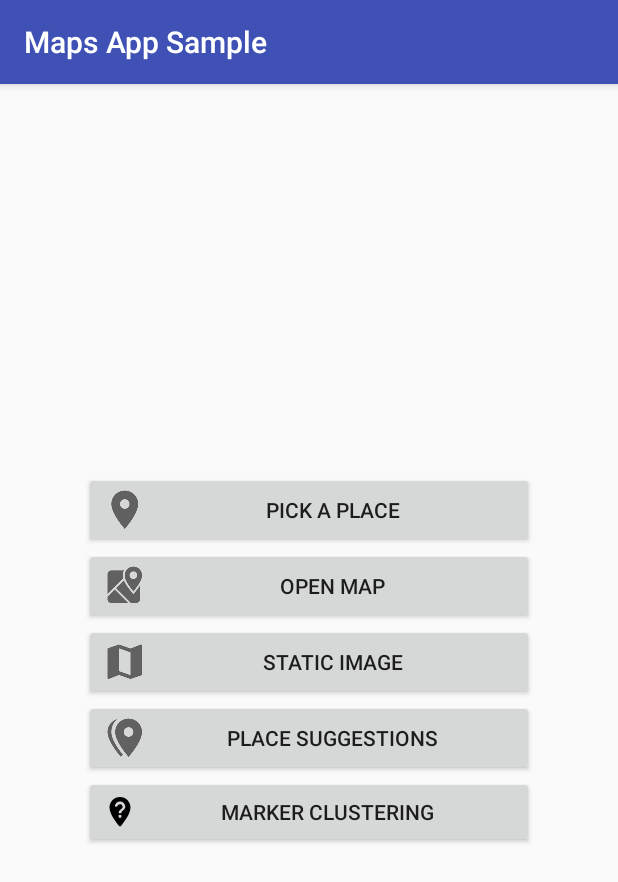
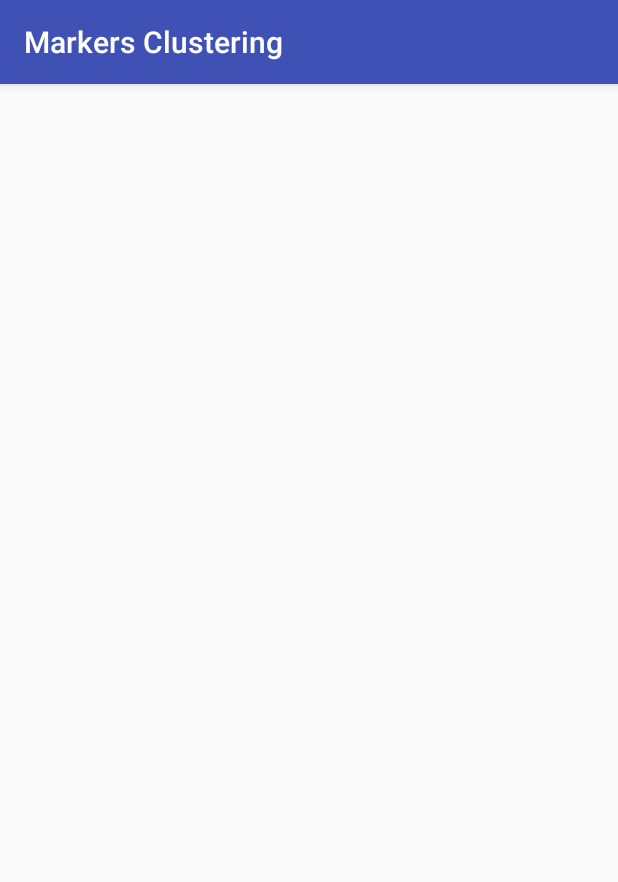
Before and after one commit to MLSDev/MapsAndroidAppSample, an Android app: the screen it shows after launch (MainActivity before the commit, MarkerClusteringActivity after it), after a tap on "MARKER CLUSTERING", on a phone screen of 412 x 824 dp. Shown: the top 882 px of the screen. Run offline under Robolectric (Android 15) with nearby library versions, the phone set to English and light mode, and no system bars; our stand-ins replace data binding; libraries missing offline, so code that uses them is left out: com.tbruyelle.rxpermissions; 1 statement that could not run was skipped.

Commit message:
Added the Marker Clustering activity

```diff
--- a/app/src/main/AndroidManifest.xml
+++ b/app/src/main/AndroidManifest.xml
@@ -43,6 +43,11 @@
             android:name=".placesuggestions.PlaceSuggestionsActivity"
             android:label="@string/title_place_suggestions" />
 
+        <activity
+            android:name=".markerclustering.MarkerClusteringActivity"
+            android:label="@string/label_markers_clustering"
+            android:screenOrientation="portrait" />
+
         <meta-data
             android:name="com.google.android.gms.version"
             android:value="@integer/google_play_services_version" />
--- a/app/src/main/java/com/mlsdev/mapsappsample/MainActivity.kt
+++ b/app/src/main/java/com/mlsdev/mapsappsample/MainActivity.kt
@@ -6,6 +6,7 @@ import android.os.Bundle
 import androidx.appcompat.app.AppCompatActivity
 import androidx.databinding.DataBindingUtil
 import com.mlsdev.mapsappsample.databinding.ActivityMainBinding
+import com.mlsdev.mapsappsample.markerclustering.MarkerClusteringActivity
 import com.mlsdev.mapsappsample.placesuggestions.PlaceSuggestionsActivity
 import com.tbruyelle.rxpermissions.RxPermissions
 
@@ -32,7 +33,7 @@ class MainActivity : AppCompatActivity() {
         }
 
         binding.buttonClusterMarkers.setOnClickListener {
-
+            startActivity(Intent(this, MarkerClusteringActivity::class.java))
         }
 
         getLocationPermission()
--- a/app/src/main/java/com/mlsdev/mapsappsample/MarkerClusteringActivity.kt
+++ /dev/null
@@ -1,4 +0,0 @@
-package com.mlsdev.mapsappsample
-
-class MarkerClusteringActivity {
-}
--- /dev/null
+++ b/app/src/main/java/com/mlsdev/mapsappsample/markerclustering/MarkerClusteringActivity.kt
@@ -0,0 +1,20 @@
+package com.mlsdev.mapsappsample.markerclustering
+
+import android.os.Bundle
+import androidx.databinding.DataBindingUtil
+import com.mlsdev.mapsappsample.BaseActivity
+import com.mlsdev.mapsappsample.R
+import com.mlsdev.mapsappsample.databinding.ActivityMarkerClusteringBinding
+
+class MarkerClusteringActivity : BaseActivity() {
+    lateinit var binding: ActivityMarkerClusteringBinding
+    lateinit var viewModel: MarkerClusteringViewModel
+
+    override fun onCreate(savedInstanceState: Bundle?) {
+        super.onCreate(savedInstanceState)
+        binding = DataBindingUtil.setContentView(this, R.layout.activity_marker_clustering)
+        viewModel = MarkerClusteringViewModel()
+        binding.viewModel = viewModel
+    }
+
+}
--- /dev/null
+++ b/app/src/main/java/com/mlsdev/mapsappsample/markerclustering/MarkerClusteringViewModel.kt
@@ -0,0 +1,6 @@
+package com.mlsdev.mapsappsample.markerclustering
+
+class MarkerClusteringViewModel {
+
+
+}
--- /dev/null
+++ b/app/src/main/res/layout/activity_marker_clustering.xml
@@ -0,0 +1,16 @@
+<?xml version="1.0" encoding="utf-8"?>
+<layout xmlns:android="http://schemas.android.com/apk/res/android">
+
+    <data>
+
+        <variable
+            name="viewModel"
+            type="com.mlsdev.mapsappsample.markerclustering.MarkerClusteringViewModel" />
+    </data>
+
+    <RelativeLayout
+        android:layout_width="match_parent"
+        android:layout_height="match_parent">
+
+    </RelativeLayout>
+</layout>
--- a/app/src/main/res/values/strings.xml
+++ b/app/src/main/res/values/strings.xml
@@ -21,6 +21,7 @@
     <string name="btn_place_suggestions">place suggestions</string>
     <string name="hint_search">Search</string>
     <string name="label_marker_clustering">Marker Clustering</string>
+    <string name="label_markers_clustering">Markers Clustering</string>
 
     <string-array name="map_type_array">
         <item>roadmap</item>
```
